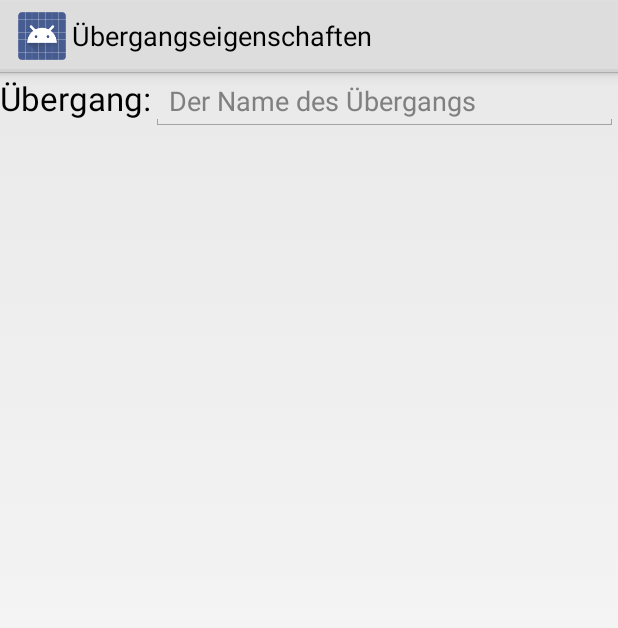
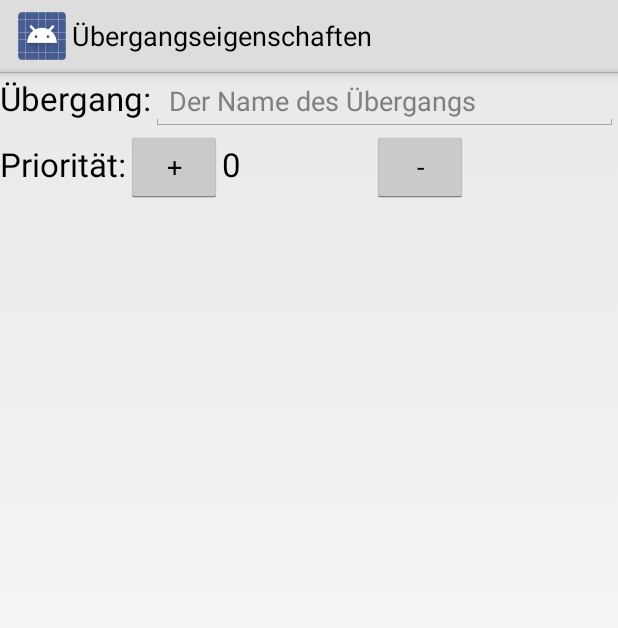
Before and after one commit to iti-luebeck/SmachApp, an Android app: the TransitionProperty screen opened directly, with no data from a screen before it, on a phone screen of 412 x 824 dp. Shown: the top 628 px of the screen. Run offline under Robolectric (Android 15) with nearby library versions, the phone set to English and light mode, and no system bars; libraries missing offline, so code that uses them is left out: com.larswerkman.holocolorpicker; 7 statements that could not run were skipped.

Commit message:
Fixed bug when running app for the first time on a new device, added priority to transitions,

```diff
--- a/app/src/main/java/de/uni_luebeck/iti/smachapp/app/MainActivity.java
+++ b/app/src/main/java/de/uni_luebeck/iti/smachapp/app/MainActivity.java
@@ -26,6 +26,7 @@ public class MainActivity extends Activity {
     protected void onCreate(Bundle savedInstanceState) {
         super.onCreate(savedInstanceState);
         setContentView(R.layout.activity_main);
+        XMLSaverLoader.PATH.mkdirs();
     }
 
     public void newFSM(View view) {
--- a/app/src/main/java/de/uni_luebeck/iti/smachapp/app/StateMachineEditor.java
+++ b/app/src/main/java/de/uni_luebeck/iti/smachapp/app/StateMachineEditor.java
@@ -211,13 +211,13 @@ public class StateMachineEditor extends Activity implements UndoListener {
 
     public void showStateProperties(State s) {
         Intent intent = new Intent(this, StateProperty.class);
-        StateProperty.setupState(s, controller.getModel().getRobot(),controller.getModel().getStateMachine());
+        StateProperty.setupState(s, controller.getModel().getRobot(), controller.getModel().getStateMachine());
         startActivity(intent);
     }
 
-    public void showTransitionProperites(Transition t) {
+    public void showTransitionProperites(Transition t, int priority, int maxPriority) {
         Intent intent = new Intent(this, TransitionProperty.class);
-        TransitionProperty.setupTransition(t, controller.getModel().getRobot(),controller.getModel().getStateMachine());
+        TransitionProperty.setupTransition(t, controller.getModel().getRobot(), controller.getModel().getStateMachine(), priority, maxPriority);
         startActivity(intent);
     }
 
--- a/app/src/main/java/de/uni_luebeck/iti/smachapp/app/TransitionProperty.java
+++ b/app/src/main/java/de/uni_luebeck/iti/smachapp/app/TransitionProperty.java
@@ -4,8 +4,10 @@ import android.app.Activity;
 import android.os.Bundle;
 import android.text.Editable;
 import android.text.TextWatcher;
+import android.view.View;
 import android.widget.EditText;
 import android.widget.LinearLayout;
+import android.widget.TextView;
 import android.widget.Toast;
 
 import java.util.HashMap;
@@ -24,17 +26,29 @@ public class TransitionProperty extends Activity implements TextWatcher {
 
     private Transition transition;
     private StateMachine machine;
+    private int priority;
+    private int maxPriority;
 
     private HashMap<String, SensorUI> uis = new HashMap<String, SensorUI>();
+
+    private TextView priorityField;
 
     private static Transition setupTransition;
     private static BeepRobot setupRobot;
     private static StateMachine setupMachine;
+    private static int setupPriority;
+    private static int setupMaxPriority;
 
-    public static void setupTransition(Transition t, BeepRobot r, StateMachine m) {
+    public static int getPriority() {
+        return setupPriority;
+    }
+
+    public static void setupTransition(Transition t, BeepRobot r, StateMachine m, int pri, int maxPri) {
         setupTransition = t;
         setupRobot = r;
         setupMachine = m;
+        setupPriority = pri;
+        setupMaxPriority = maxPri;
     }
 
     @Override
@@ -45,6 +59,11 @@ public class TransitionProperty extends Activity implements TextWatcher {
         transition = setupTransition;
         machine = setupMachine;
         BeepRobot robot = setupRobot;
+        priority = setupPriority;
+        maxPriority = setupMaxPriority;
+
+        priorityField = (TextView) findViewById(R.id.priority);
+        priorityField.setText(String.valueOf(priority));
 
         LinearLayout container = (LinearLayout) findViewById(R.id.sensorContainer);
 
@@ -74,8 +93,8 @@ public class TransitionProperty extends Activity implements TextWatcher {
         if (!newName.equals(transition.getLabel())) {
             if (machine.getTransition(newName) == null) {
                 transition.setLabel(newName);
-            }else{
-                Toast toast=Toast.makeText(this,R.string.nameAlreadyExists,Toast.LENGTH_LONG);
+            } else {
+                Toast toast = Toast.makeText(this, R.string.nameAlreadyExists, Toast.LENGTH_LONG);
                 toast.show();
                 return;
             }
@@ -88,6 +107,7 @@ public class TransitionProperty extends Activity implements TextWatcher {
                 ui.fillGuard(transition.getSmachableGuard());
             }
         }
+        setupPriority = priority;
         finish();
     }
 
@@ -109,4 +129,14 @@ public class TransitionProperty extends Activity implements TextWatcher {
             toast.show();
         }
     }
+
+    public void increasePriority(View view) {
+        priority = Math.min(maxPriority, priority + 1);
+        priorityField.setText(String.valueOf(priority));
+    }
+
+    public void decreasePriority(View view) {
+        priority = Math.max(0, priority - 1);
+        priorityField.setText(String.valueOf(priority));
+    }
 }
--- a/app/src/main/java/de/uni_luebeck/iti/smachapp/controller/StateMachineEditorController.java
+++ b/app/src/main/java/de/uni_luebeck/iti/smachapp/controller/StateMachineEditorController.java
@@ -239,8 +239,8 @@ public class StateMachineEditorController implements View.OnTouchListener, Scale
         activity.showStateProperties(s);
     }
 
-    public void showTransitionProperties(Transition t) {
-        activity.showTransitionProperites(t);
+    public void showTransitionProperties(Transition t, int priority, int maxPriority) {
+        activity.showTransitionProperites(t, priority, maxPriority);
     }
 
     public void resumed() {
--- a/app/src/main/res/layout/activity_transition_property.xml
+++ b/app/src/main/res/layout/activity_transition_property.xml
@@ -24,6 +24,39 @@
             android:hint="@string/transition_name_hint" />
     </LinearLayout>
 
+    <LinearLayout
+        android:orientation="horizontal"
+        android:layout_width="fill_parent"
+        android:layout_height="wrap_content">
+
+        <TextView
+            android:layout_width="wrap_content"
+            android:layout_height="wrap_content"
+            android:textAppearance="?android:attr/textAppearanceLarge"
+            android:text="@string/transition_property_priority"
+            android:id="@+id/textView2" />
+
+        <Button
+            android:layout_width="wrap_content"
+            android:layout_height="wrap_content"
+            android:text="@string/transition_property_increase_priority"
+            android:id="@+id/button"
+            android:onClick="increasePriority" />
+
+        <TextView
+            android:layout_width="100dp"
+            android:layout_height="wrap_content"
+            android:textAppearance="?android:attr/textAppearanceLarge"
+            android:id="@+id/priority" />
+
+        <Button
+            android:layout_width="wrap_content"
+            android:layout_height="wrap_content"
+            android:text="@string/transition_property_decrease_value"
+            android:id="@+id/button2"
+            android:onClick="decreasePriority" />
+    </LinearLayout>
+
     <ScrollView
         android:layout_width="match_parent"
         android:layout_height="match_parent"
--- a/app/src/main/res/values/strings.xml
+++ b/app/src/main/res/values/strings.xml
@@ -59,5 +59,8 @@
     <string name="ip_deleted">IP gelöscht</string>
     <string name="nameAlreadyExists">Dieser Name ist bereits vergeben, er wird nicht übernommen.</string>
     <string name="connectionSuccess">Verbindung hergestellt.</string>
+    <string name="transition_property_increase_priority">+</string>
+    <string name="transition_property_decrease_value">-</string>
+    <string name="transition_property_priority">Priorität:</string>
 
 </resources>
```
Also changed, not shown: app/src/main/java/de/uni_luebeck/iti/smachapp/controller/TransitionController.java (+23 -8 lines), app/src/main/java/de/uni_luebeck/iti/smachapp/model/undo/TransitionPropertyChanged.java (+25 -5 lines).
